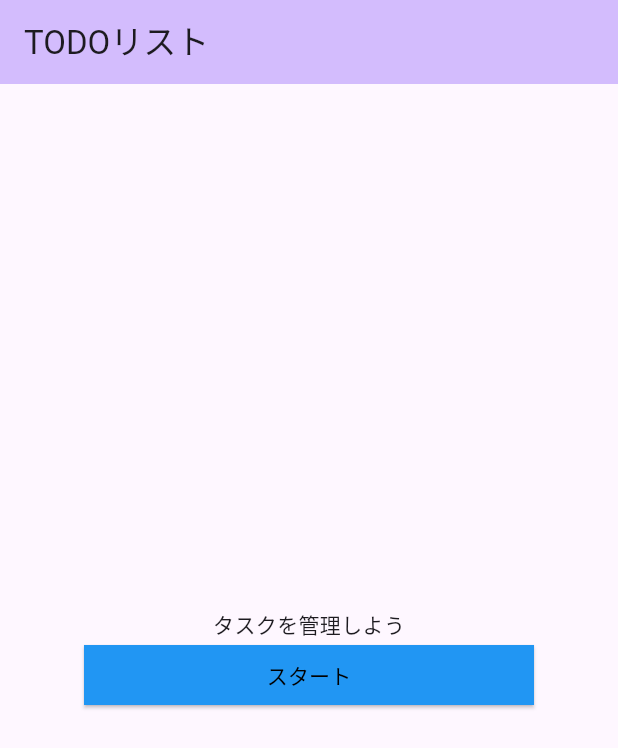
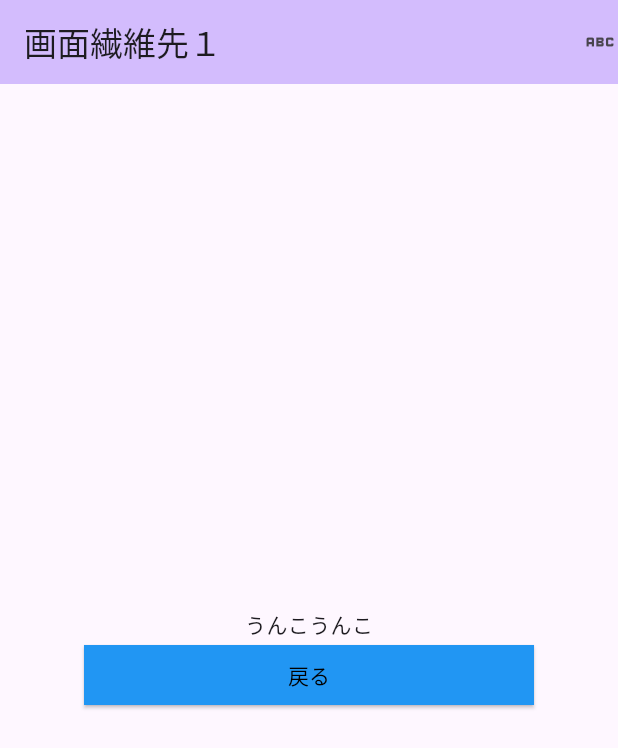
Before and after one commit to takuponpoko/Kproject_1, a Flutter app: the screen it shows after launch, after a tap on "スタート", on a phone screen of 412 x 824 dp. Shown: the top 748 px of the screen. Run offline on Flutter 3.47's test engine with Material 3 defaults, Android fonts, the phone set to English and light mode, and no system bars.

Commit message:
2024/06/03 ・フォルダの追加 ・フリーズドの追加 ・ビルドランナーの追加

```diff
--- /dev/null
+++ b/test1/lib/screen/main.dart
@@ -0,0 +1,68 @@
+import 'package:flutter/material.dart';
+import 'package:test2/screen/todo_list.dart';
+
+void main() {
+  runApp(const MyApp());
+}
+
+class MyApp extends StatelessWidget {
+  const MyApp({super.key});
+
+  @override
+  Widget build(BuildContext context) {
+    return MaterialApp(
+      title: 'Flutter Demo',
+      theme: ThemeData(
+        colorScheme: ColorScheme.fromSeed(seedColor: Colors.deepPurple),
+        useMaterial3: true,
+      ),
+      home: const MyHomePage(title: 'TODOリスト'),
+    );
+  }
+}
+
+class MyHomePage extends StatefulWidget {
+  const MyHomePage({super.key, required this.title});
+
+  final String title;
+
+  @override
+  State<MyHomePage> createState() => _MyHomePageState();
+}
+
+class _MyHomePageState extends State<MyHomePage> {
+  @override
+  Widget build(BuildContext context) {
+    return Scaffold(
+      appBar: AppBar(
+        backgroundColor: Theme.of(context).colorScheme.inversePrimary,
+        title: Text(widget.title),
+      ),
+      body: Center(
+        child: Column(
+          mainAxisAlignment: MainAxisAlignment.center,
+          children: <Widget>[
+            const Text(
+              'タスクを管理しよう',
+            ),
+            SizedBox(
+              width: 300,
+              child: ElevatedButton(
+                onPressed: () {
+                  Navigator.push( context,
+    MaterialPageRoute(builder: (context) => const TodoList()));
+                },
+                style: ElevatedButton.styleFrom(
+                    foregroundColor: Colors.black,
+                    backgroundColor: Colors.blue,
+                    shape: RoundedRectangleBorder(
+                        borderRadius: BorderRadius.circular(0))),
+                child: const Text('スタート'),
+              ),
+            ),
+          ],
+        ),
+      ),
+    );
+  }
+}
--- a/test1/lib/main.dart
+++ b/test1/lib/screen/todo_list.dart
@@ -1,13 +1,9 @@
 import 'package:flutter/material.dart';
+import 'package:test2/screen/main.dart';
 
-void main() {
-  runApp(const MyApp());
-}
+class TodoList extends StatelessWidget {
+  const TodoList({super.key});
 
-class MyApp extends StatelessWidget {
-  const MyApp({super.key});
-
-  // This widget is the root of your application.
   @override
   Widget build(BuildContext context) {
     return MaterialApp(
@@ -16,47 +12,51 @@ class MyApp extends StatelessWidget {
         colorScheme: ColorScheme.fromSeed(seedColor: Colors.deepPurple),
         useMaterial3: true,
       ),
-      home: const MyHomePage(title: 'TODOリスト'),
+      home: const MyHomePage2(title: '画面繊維先１'),
     );
   }
 }
 
-class MyHomePage extends StatefulWidget {
-  const MyHomePage({super.key, required this.title});
+class MyHomePage2 extends StatefulWidget {
+  const MyHomePage2({super.key, required this.title});
 
   final String title;
 
   @override
-  State<MyHomePage> createState() => _MyHomePageState();
+  State<MyHomePage2> createState() => _MyHomePageState();
 }
 
-class _MyHomePageState extends State<MyHomePage> {
+class _MyHomePageState extends State<MyHomePage2> {
   @override
   Widget build(BuildContext context) {
     return Scaffold(
       appBar: AppBar(
         backgroundColor: Theme.of(context).colorScheme.inversePrimary,
-        // Here we take the value from the MyHomePage object that was created by
-        // the App.build method, and use it to set our appbar title.
         title: Text(widget.title),
+        actions: [
+          Icon(Icons.abc),
+        ],
       ),
       body: Center(
         child: Column(
           mainAxisAlignment: MainAxisAlignment.center,
           children: <Widget>[
             const Text(
-              'タスクを管理しよう',
+              'うんこうんこ',
             ),
             SizedBox(
               width: 300,
               child: ElevatedButton(
-                onPressed: () {},
+                onPressed: () {
+                  Navigator.push( context,
+    MaterialPageRoute(builder: (context) => const MyHomePage(title: '戻った画面',)));
+                },
                 style: ElevatedButton.styleFrom(
                     foregroundColor: Colors.black,
                     backgroundColor: Colors.blue,
                     shape: RoundedRectangleBorder(
                         borderRadius: BorderRadius.circular(0))),
-                child: const Text('スタート'),
+                child: const Text('戻る'),
               ),
             ),
           ],
--- a/test1/pubspec.yaml
+++ b/test1/pubspec.yaml
@@ -35,6 +35,8 @@ dependencies:
   # The following adds the Cupertino Icons font to your application.
   # Use with the CupertinoIcons class for iOS style icons.
   cupertino_icons: ^1.0.2
+  freezed: ^2.5.2
+  freezed_annotation: ^2.4.1
 
 dev_dependencies:
   flutter_test:
@@ -46,6 +48,7 @@ dev_dependencies:
   # package. See that file for information about deactivating specific lint
   # rules and activating additional ones.
   flutter_lints: ^2.0.0
+  build_runner: ^2.4.10
 
 # For information on the generic Dart part of this file, see the
 # following page: https://dart.dev/tools/pub/pubspec
```
Also changed, not shown: 2 other files.
